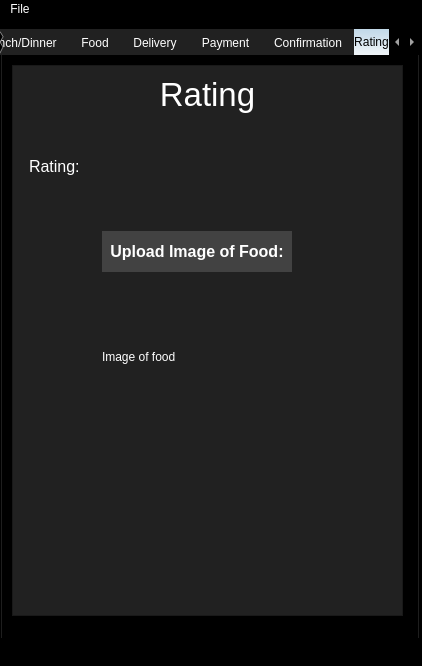
First picture: the form in Gwinner/mainwindow.ui, repository SPUKeenan/GwinnerEats, before the edit.
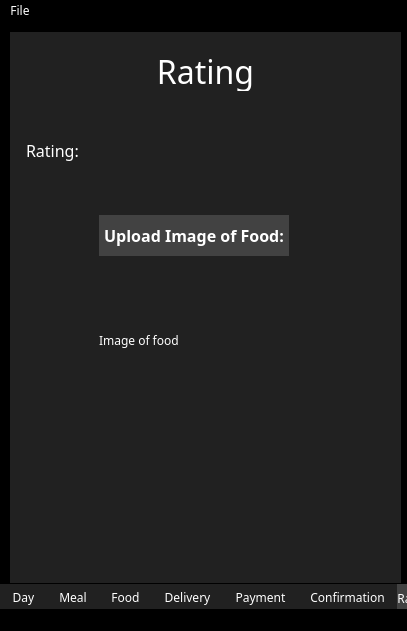
Second picture: the form after the edit. The open tabs and pages were chosen to show the change. Icons and pictures are not drawn.

Patch:
```diff
--- a/Gwinner/mainwindow.ui
+++ b/Gwinner/mainwindow.ui
@@ -6,8 +6,8 @@
    <rect>
     <x>0</x>
     <y>0</y>
-    <width>422</width>
-    <height>666</height>
+    <width>407</width>
+    <height>631</height>
    </rect>
   </property>
   <property name="minimumSize">
@@ -16,6 +16,11 @@
     <height>551</height>
    </size>
   </property>
+  <property name="font">
+   <font>
+    <family>Nirmala UI Semilight</family>
+   </font>
+  </property>
   <property name="windowTitle">
    <string>MainWindow</string>
   </property>
@@ -24,37 +29,77 @@
 background-color: rgb(0, 0, 0);</string>
   </property>
   <widget class="QWidget" name="centralwidget">
+   <property name="font">
+    <font>
+     <family>Nirmala UI Semilight</family>
+    </font>
+   </property>
    <widget class="QTabWidget" name="tabWidget">
     <property name="geometry">
      <rect>
       <x>0</x>
-      <y>10</y>
-      <width>420</width>
-      <height>611</height>
+      <y>0</y>
+      <width>411</width>
+      <height>591</height>
      </rect>
     </property>
+    <property name="font">
+     <font>
+      <family>Nirmala UI Semilight</family>
+      <pointsize>9</pointsize>
+     </font>
+    </property>
+    <property name="mouseTracking">
+     <bool>false</bool>
+    </property>
     <property name="styleSheet">
      <string notr="true">QTabBar::tab
 {
 background: #212121;
-color: white;
 }
 QTabBar::tab:selected,
 QTabBar::tab:hover
 {
  border-top-color: #1D2A32;
     border-color: #40494E;
-    color: black;
-    background: qlineargradient(x1: 0, y1: 0, x2: 0, y2: 1, stop: 0 #C1D8E8, stop: 1 #F0F5F8);
+    color: white;
+    background: qlineargradient(x1: 0, y1: 0, x2: 0, y2: 1, stop: 0 #424242, stop: 1 #424242);
 }
 </string>
     </property>
+    <property name="tabPosition">
+     <enum>QTabWidget::South</enum>
+    </property>
+    <property name="tabShape">
+     <enum>QTabWidget::Rounded</enum>
+    </property>
     <property name="currentIndex">
-     <number>0</number>
+     <number>1</number>
+    </property>
+    <property name="iconSize">
+     <size>
+      <width>16</width>
+      <height>16</height>
+     </size>
+    </property>
+    <property name="usesScrollButtons">
+     <bool>false</bool>
+    </property>
+    <property name="documentMode">
+     <bool>true</bool>
+    </property>
+    <property name="tabsClosable">
+     <bool>false</bool>
+    </property>
+    <property name="movable">
+     <bool>false</bool>
+    </property>
+    <property name="tabBarAutoHide">
+     <bool>false</bool>
     </property>
     <widget class="QWidget" name="tab">
      <attribute name="title">
-      <string>Day of the Week</string>
+      <string>Day</string>
      </attribute>
      <widget class="QScrollArea" name="scrollArea_2">
       <property name="geometry">
@@ -307,7 +352,7 @@
     </widget>
     <widget class="QWidget" name="tab_2">
      <attribute name="title">
-      <string>Breakfast/Lunch/Dinner</string>
+      <string>Meal</string>
      </attribute>
      <widget class="QScrollArea" name="scrollArea_4">
       <property name="geometry">
@@ -2347,7 +2392,11 @@
        </size>
       </property>
       <property name="styleSheet">
-       <string notr="true">background-color: rgb(33, 33, 33);</string>
+       <string notr="true">border:0;
+background-color: rgb(33, 33, 33);</string>
+      </property>
+      <property name="horizontalScrollBarPolicy">
+       <enum>Qt::ScrollBarAlwaysOff</enum>
       </property>
       <property name="widgetResizable">
        <bool>true</bool>
@@ -2357,22 +2406,29 @@
         <rect>
          <x>0</x>
          <y>0</y>
-         <width>389</width>
-         <height>549</height>
+         <width>391</width>
+         <height>551</height>
         </rect>
        </property>
        <layout class="QVBoxLayout" name="verticalLayout_8">
         <item>
          <widget class="QLabel" name="label_13">
+          <property name="minimumSize">
+           <size>
+            <width>0</width>
+            <height>42</height>
+           </size>
+          </property>
           <property name="maximumSize">
            <size>
             <width>16777215</width>
-            <height>40</height>
+            <height>42</height>
            </size>
           </property>
           <property name="font">
            <font>
-            <pointsize>25</pointsize>
+            <family>Nirmala UI Semilight</family>
+            <pointsize>24</pointsize>
            </font>
           </property>
           <property name="text">
@@ -2384,8 +2440,14 @@
          <widget class="QGroupBox" name="groupBox_17">
           <property name="minimumSize">
            <size>
-            <width>371</width>
-            <height>0</height>
+            <width>373</width>
+            <height>430</height>
+           </size>
+          </property>
+          <property name="maximumSize">
+           <size>
+            <width>373</width>
+            <height>460</height>
            </size>
           </property>
           <property name="styleSheet">
@@ -2405,6 +2467,7 @@
            </property>
            <property name="font">
             <font>
+             <family>Nirmala UI Semilight</family>
              <pointsize>12</pointsize>
              <weight>75</weight>
              <bold>true</bold>
@@ -2438,6 +2501,11 @@
              <height>131</height>
             </size>
            </property>
+           <property name="font">
+            <font>
+             <family>Candara</family>
+            </font>
+           </property>
            <property name="text">
             <string>Image of food</string>
            </property>
@@ -2453,6 +2521,7 @@
            </property>
            <property name="font">
             <font>
+             <family>Nirmala UI Semilight</family>
              <pointsize>12</pointsize>
             </font>
            </property>
@@ -2469,6 +2538,11 @@
              <height>51</height>
             </rect>
            </property>
+           <property name="font">
+            <font>
+             <family>Nirmala UI Semilight</family>
+            </font>
+           </property>
            <property name="styleSheet">
             <string notr="true">#Star1 {
 backgroud-color: transparent;
@@ -2608,10 +2682,15 @@
     <rect>
      <x>0</x>
      <y>0</y>
-     <width>422</width>
+     <width>407</width>
      <height>22</height>
     </rect>
    </property>
+   <property name="font">
+    <font>
+     <family>Nirmala UI Semilight</family>
+    </font>
+   </property>
    <property name="styleSheet">
     <string notr="true">QMenubar::tab:selected,
 QMenutab::tab:hover
@@ -2626,6 +2705,11 @@
     <bool>false</bool>
    </property>
    <widget class="QMenu" name="menuFile">
+    <property name="font">
+     <font>
+      <family>Nirmala UI Semilight</family>
+     </font>
+    </property>
     <property name="styleSheet">
      <string notr="true"/>
     </property>
@@ -2636,7 +2720,13 @@
    </widget>
    <addaction name="menuFile"/>
   </widget>
-  <widget class="QStatusBar" name="statusbar"/>
+  <widget class="QStatusBar" name="statusbar">
+   <property name="font">
+    <font>
+     <family>Nirmala UI Semilight</family>
+    </font>
+   </property>
+  </widget>
   <action name="actionExit">
    <property name="text">
     <string>Exit</string>
```
Left out of the diff: 174 changed lines with no effect on the pictures.
